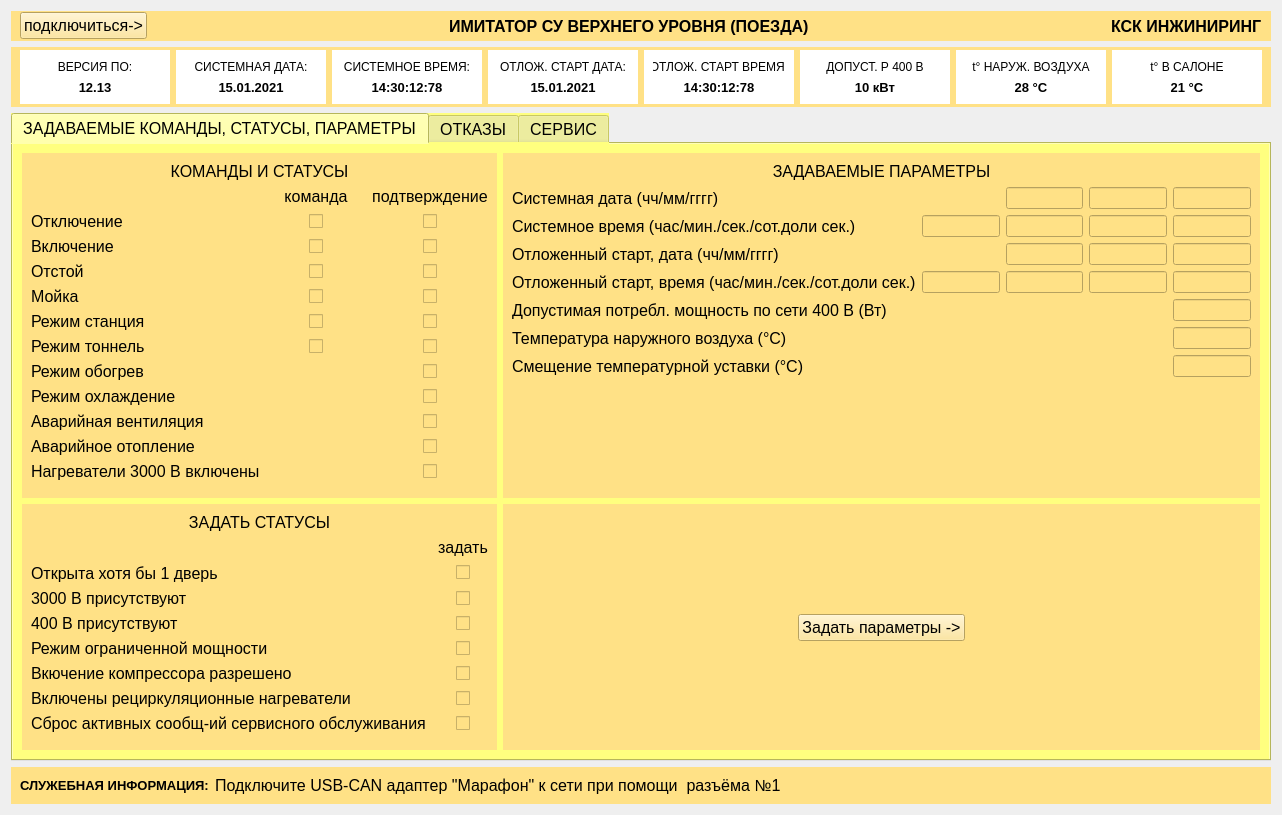
victocryl/train_imitator, file train_imitator.ui: the form before one commit.
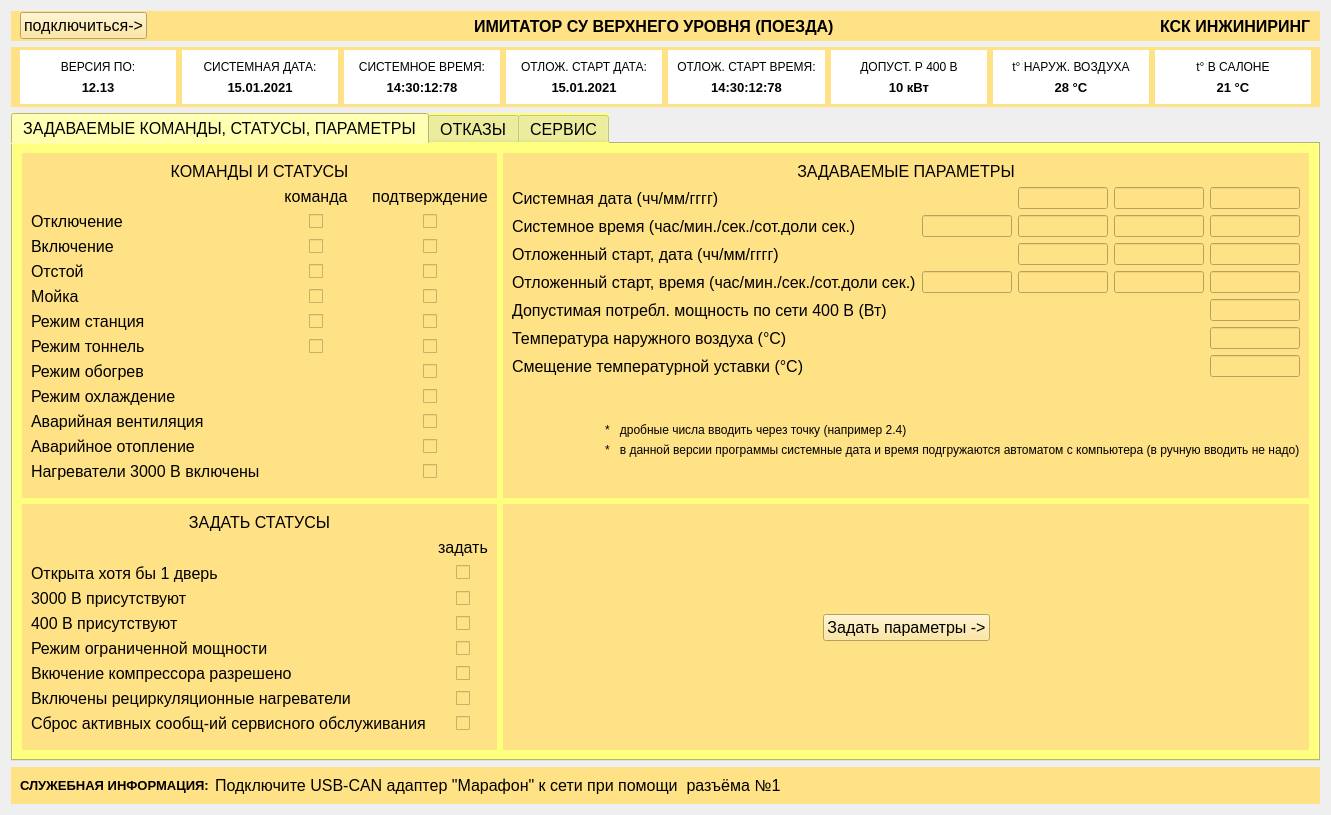
The form after the commit.

The edit to the form file:
```diff
--- a/train_imitator.ui
+++ b/train_imitator.ui
@@ -2801,6 +2801,33 @@
               </item>
              </layout>
             </item>
+            <item>
+             <spacer name="verticalSpacer_14">
+              <property name="orientation">
+               <enum>Qt::Vertical</enum>
+              </property>
+              <property name="sizeHint" stdset="0">
+               <size>
+                <width>20</width>
+                <height>40</height>
+               </size>
+              </property>
+             </spacer>
+            </item>
+            <item>
+             <widget class="QLabel" name="label_3">
+              <property name="text">
+               <string>                            *   дробные числа вводить через точку (например 2.4)</string>
+              </property>
+             </widget>
+            </item>
+            <item>
+             <widget class="QLabel" name="label_10">
+              <property name="text">
+               <string>                            *   в данной версии программы системные дата и время подгружаются автоматом с компьютера (в ручную вводить не надо)</string>
+              </property>
+             </widget>
+            </item>
             <item>
              <spacer name="verticalSpacer_5">
               <property name="orientation">
```
